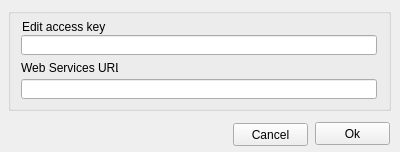
First picture: the form in src/settings.ui, repository plaatsoft/plaatscore, before the edit.
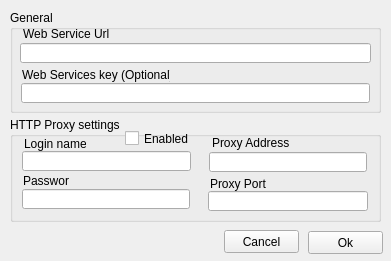
Second picture: the form after the edit.

Commit message: Add proxy settings to settings page

Diff of the .ui file:
```diff
--- a/src/settings.ui
+++ b/src/settings.ui
@@ -6,67 +6,73 @@
    <rect>
     <x>0</x>
     <y>0</y>
-    <width>400</width>
-    <height>152</height>
+    <width>391</width>
+    <height>261</height>
    </rect>
   </property>
+  <property name="maximumSize">
+   <size>
+    <width>391</width>
+    <height>16777215</height>
+   </size>
+  </property>
   <property name="windowTitle">
    <string>Form</string>
   </property>
   <widget class="QGroupBox" name="groupBox">
    <property name="geometry">
     <rect>
-     <x>8</x>
-     <y>8</y>
-     <width>383</width>
+     <x>10</x>
+     <y>10</y>
+     <width>371</width>
      <height>103</height>
     </rect>
    </property>
    <property name="title">
-    <string/>
+    <string>General</string>
    </property>
    <widget class="QLabel" name="label">
     <property name="geometry">
      <rect>
-      <x>14</x>
-      <y>11</y>
+      <x>13</x>
+      <y>16</y>
       <width>105</width>
       <height>16</height>
      </rect>
     </property>
     <property name="text">
-     <string>Edit access key</string>
-    </property>
-   </widget>
-   <widget class="QLineEdit" name="keyEdit">
-    <property name="geometry">
-     <rect>
-      <x>13</x>
-      <y>27</y>
-      <width>356</width>
-      <height>20</height>
-     </rect>
-    </property>
-   </widget>
-   <widget class="QLabel" name="label_2">
-    <property name="geometry">
-     <rect>
-      <x>13</x>
-      <y>52</y>
-      <width>97</width>
-      <height>16</height>
-     </rect>
-    </property>
-    <property name="text">
-     <string>Web Services URL</string>
+     <string>Web Service Url</string>
     </property>
    </widget>
    <widget class="QLineEdit" name="webServiceUrlEdit">
     <property name="geometry">
      <rect>
-      <x>13</x>
-      <y>71</y>
-      <width>356</width>
+      <x>10</x>
+      <y>33</y>
+      <width>351</width>
+      <height>20</height>
+     </rect>
+    </property>
+   </widget>
+   <widget class="QLabel" name="label_2">
+    <property name="geometry">
+     <rect>
+      <x>12</x>
+      <y>57</y>
+      <width>148</width>
+      <height>16</height>
+     </rect>
+    </property>
+    <property name="text">
+     <string>Web Services key (Optional)</string>
+    </property>
+   </widget>
+   <widget class="QLineEdit" name="webServiceKeyEdit">
+    <property name="geometry">
+     <rect>
+      <x>11</x>
+      <y>73</y>
+      <width>349</width>
       <height>20</height>
      </rect>
     </property>
@@ -75,8 +81,8 @@
   <widget class="QPushButton" name="cancelButton">
    <property name="geometry">
     <rect>
-     <x>233</x>
-     <y>123</y>
+     <x>224</x>
+     <y>230</y>
      <width>75</width>
      <height>23</height>
     </rect>
@@ -88,8 +94,8 @@
   <widget class="QPushButton" name="OkButton">
    <property name="geometry">
     <rect>
-     <x>315</x>
-     <y>122</y>
+     <x>308</x>
+     <y>231</y>
      <width>75</width>
      <height>23</height>
     </rect>
@@ -98,6 +104,124 @@
     <string>Ok</string>
    </property>
   </widget>
+  <widget class="QGroupBox" name="groupBox_2">
+   <property name="geometry">
+    <rect>
+     <x>10</x>
+     <y>117</y>
+     <width>371</width>
+     <height>105</height>
+    </rect>
+   </property>
+   <property name="title">
+    <string>HTTP Proxy settings</string>
+   </property>
+   <widget class="QLabel" name="label_3">
+    <property name="geometry">
+     <rect>
+      <x>14</x>
+      <y>19</y>
+      <width>62</width>
+      <height>16</height>
+     </rect>
+    </property>
+    <property name="text">
+     <string>Login name</string>
+    </property>
+   </widget>
+   <widget class="QLabel" name="label_4">
+    <property name="geometry">
+     <rect>
+      <x>13</x>
+      <y>57</y>
+      <width>46</width>
+      <height>13</height>
+     </rect>
+    </property>
+    <property name="text">
+     <string>Password</string>
+    </property>
+   </widget>
+   <widget class="QLabel" name="label_5">
+    <property name="geometry">
+     <rect>
+      <x>202</x>
+      <y>18</y>
+      <width>124</width>
+      <height>16</height>
+     </rect>
+    </property>
+    <property name="text">
+     <string>Proxy Address</string>
+    </property>
+   </widget>
+   <widget class="QLabel" name="label_6">
+    <property name="geometry">
+     <rect>
+      <x>200</x>
+      <y>59</y>
+      <width>70</width>
+      <height>16</height>
+     </rect>
+    </property>
+    <property name="text">
+     <string>Proxy Port</string>
+    </property>
+   </widget>
+   <widget class="QLineEdit" name="LoginNameEdit">
+    <property name="geometry">
+     <rect>
+      <x>12</x>
+      <y>34</y>
+      <width>169</width>
+      <height>20</height>
+     </rect>
+    </property>
+   </widget>
+   <widget class="QLineEdit" name="passwordEdit">
+    <property name="geometry">
+     <rect>
+      <x>12</x>
+      <y>72</y>
+      <width>168</width>
+      <height>20</height>
+     </rect>
+    </property>
+   </widget>
+   <widget class="QLineEdit" name="proxyAddressEdit">
+    <property name="geometry">
+     <rect>
+      <x>199</x>
+      <y>35</y>
+      <width>158</width>
+      <height>20</height>
+     </rect>
+    </property>
+   </widget>
+   <widget class="QLineEdit" name="proxyPortEdit">
+    <property name="geometry">
+     <rect>
+      <x>198</x>
+      <y>74</y>
+      <width>160</width>
+      <height>20</height>
+     </rect>
+    </property>
+   </widget>
+   <widget class="QCheckBox" name="enabledCheckBox">
+    <property name="geometry">
+     <rect>
+      <x>115</x>
+      <y>13</y>
+      <width>70</width>
+      <height>17</height>
+     </rect>
+    </property>
+    <property name="text">
+     <string>Enabled</string>
+    </property>
+   </widget>
+  </widget>
  </widget>
  <resources/>
  <connections/>
```
Left out of the diff: 10 changed lines with no effect on the pictures. The commit also changes 7 other files.
